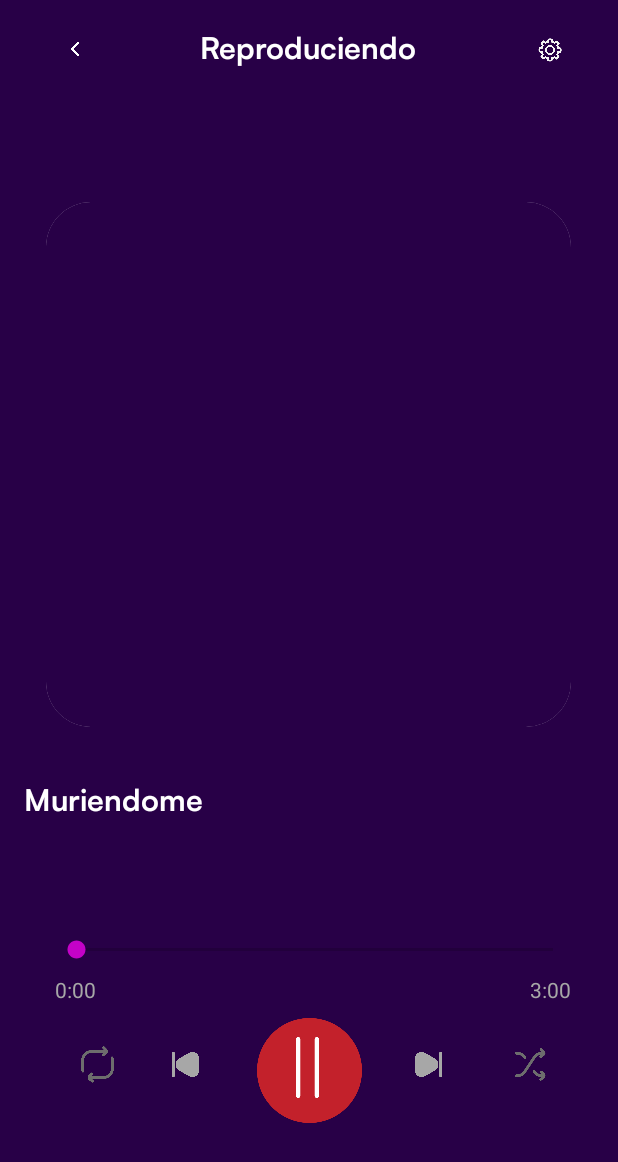
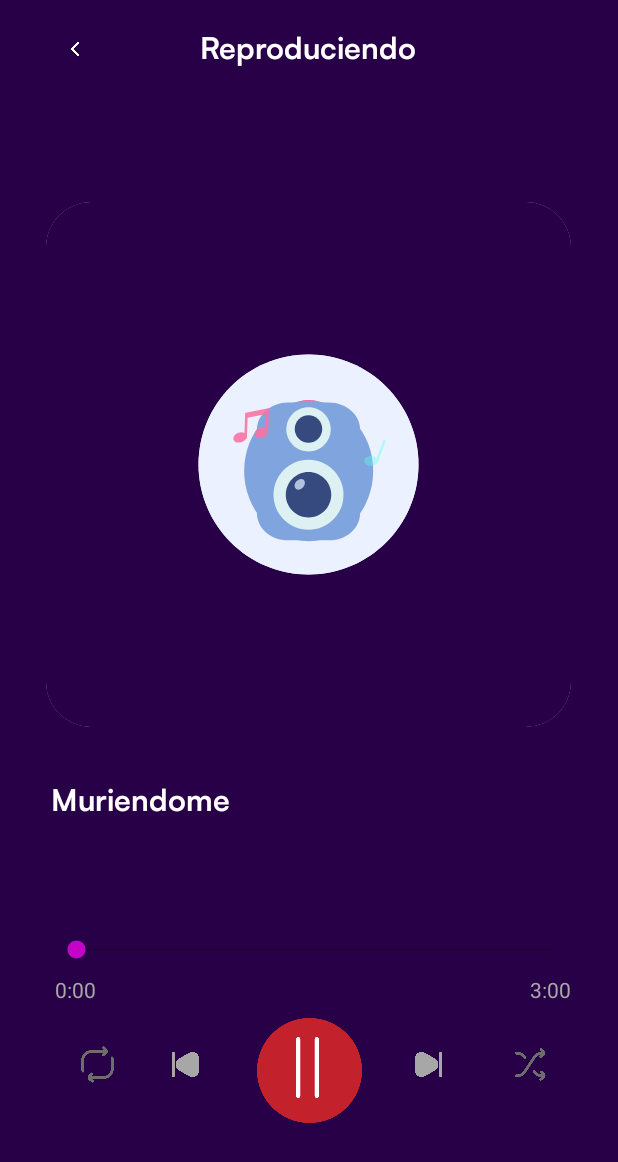
Before and after one commit to CHAVLOP/GSL-player, an Android app: the Reproductor screen opened directly, with no data from a screen before it, on a phone screen of 412 x 824 dp. Shown: the top 1162 px of the screen. Run offline under Robolectric (Android 15) with nearby library versions, the phone set to English and light mode, and no system bars.

Commit message:
diseños

```diff
--- a/app/src/main/java/com/example/gslplayer/Reproductor.java
+++ b/app/src/main/java/com/example/gslplayer/Reproductor.java
@@ -2,13 +2,40 @@ package com.example.gslplayer;
 
 import androidx.appcompat.app.AppCompatActivity;
 
+import android.content.Intent;
 import android.os.Bundle;
+import android.view.View;
+import android.widget.ImageView;
 
 public class Reproductor extends AppCompatActivity {
+    ImageView volver;
+    ImageView pause, repet;
 
     @Override
     protected void onCreate(Bundle savedInstanceState) {
         super.onCreate(savedInstanceState);
         setContentView(R.layout.activity_reproductor);
+        volver = findViewById(R.id.volver);
+        pause = findViewById(R.id.pause);
+        repet = findViewById(R.id.repet);
+        volver.setOnClickListener(new View.OnClickListener() {
+            @Override
+            public void onClick(View view) {
+                startActivity(new Intent(Reproductor.this,Menus.class));
+            }
+        });
+
+        pause.setOnClickListener(new View.OnClickListener() {
+            @Override
+            public void onClick(View view) {
+                pause.setImageResource(R.drawable.ic_play);
+            }
+        });
+        repet.setOnClickListener(new View.OnClickListener() {
+            @Override
+            public void onClick(View view) {
+                repet.setImageResource(R.drawable.ic_repetir1);
+            }
+        });
     }
 }
--- /dev/null
+++ b/app/src/main/res/drawable/ic_play.xml
@@ -0,0 +1,5 @@
+<vector android:height="24dp" android:tint="#000000"
+    android:viewportHeight="24" android:viewportWidth="24"
+    android:width="24dp" xmlns:android="http://schemas.android.com/apk/res/android">
+    <path android:fillColor="@android:color/white" android:pathData="M10,16.5l6,-4.5 -6,-4.5v9zM12,2C6.48,2 2,6.48 2,12s4.48,10 10,10 10,-4.48 10,-10S17.52,2 12,2zM12,20c-4.41,0 -8,-3.59 -8,-8s3.59,-8 8,-8 8,3.59 8,8 -3.59,8 -8,8z"/>
+</vector>
--- /dev/null
+++ b/app/src/main/res/drawable/ic_repetir1.xml
@@ -0,0 +1,5 @@
+<vector android:height="24dp" android:tint="#000000"
+    android:viewportHeight="24" android:viewportWidth="24"
+    android:width="24dp" xmlns:android="http://schemas.android.com/apk/res/android">
+    <path android:fillColor="@android:color/white" android:pathData="M7,7h10v3l4,-4 -4,-4v3L5,5v6h2L7,7zM17,17L7,17v-3l-4,4 4,4v-3h12v-6h-2v4zM13,15L13,9h-1l-2,1v1h1.5v4L13,15z"/>
+</vector>
--- a/app/src/main/res/layout/activity_menus.xml
+++ b/app/src/main/res/layout/activity_menus.xml
@@ -68,14 +68,13 @@
 
     <ListView
         android:id="@+id/lista"
-        android:layout_width="380dp"
-        android:layout_height="466dp"
+        android:layout_width="376dp"
+        android:layout_height="608dp"
         app:layout_constraintBottom_toBottomOf="parent"
         app:layout_constraintEnd_toEndOf="parent"
-        app:layout_constraintHorizontal_bias="0.483"
         app:layout_constraintStart_toStartOf="parent"
         app:layout_constraintTop_toTopOf="parent"
-        app:layout_constraintVertical_bias="0.633" />
+        app:layout_constraintVertical_bias="0.938" />
 
 
 </androidx.constraintlayout.widget.ConstraintLayout>
--- a/app/src/main/res/layout/activity_reproductor.xml
+++ b/app/src/main/res/layout/activity_reproductor.xml
@@ -9,19 +9,7 @@
     tools:context=".Reproductor">
 
     <ImageView
-        android:id="@+id/imageView34"
-        android:layout_width="20dp"
-        android:layout_height="20dp"
-        app:layout_constraintBottom_toBottomOf="parent"
-        app:layout_constraintEnd_toEndOf="parent"
-        app:layout_constraintHorizontal_bias="0.91"
-        app:layout_constraintStart_toStartOf="parent"
-        app:layout_constraintTop_toTopOf="parent"
-        app:layout_constraintVertical_bias="0.029"
-        app:srcCompat="@drawable/settings" />
-
-    <ImageView
-        android:id="@+id/imageView33"
+        android:id="@+id/volver"
         android:layout_width="20dp"
         android:layout_height="20dp"
         app:layout_constraintBottom_toBottomOf="parent"
@@ -57,7 +45,7 @@
             app:layout_constraintVertical_bias="0.028"
             app:lottie_autoPlay="true"
             app:lottie_cacheComposition="true"
-            app:lottie_fileName="players.json"
+            app:lottie_fileName="bocinas.json"
             app:lottie_imageAssetsFolder="assets"
             app:lottie_loop="true" />
 
@@ -92,7 +80,7 @@
         android:textSize="20sp"
         app:layout_constraintBottom_toBottomOf="parent"
         app:layout_constraintEnd_toEndOf="parent"
-        app:layout_constraintHorizontal_bias="0.054"
+        app:layout_constraintHorizontal_bias="0.116"
         app:layout_constraintStart_toStartOf="parent"
         app:layout_constraintTop_toTopOf="parent"
         app:layout_constraintVertical_bias="0.651" />
@@ -158,7 +146,7 @@
         app:srcCompat="@drawable/elipse" />
 
     <ImageView
-        android:id="@+id/imageView31"
+        android:id="@+id/pause"
         android:layout_width="50dp"
         android:layout_height="50dp"
         app:layout_constraintBottom_toBottomOf="parent"
@@ -170,7 +158,7 @@
         app:srcCompat="@drawable/pause" />
 
     <ImageView
-        android:id="@+id/imageView32"
+        android:id="@+id/repet"
         android:layout_width="30dp"
         android:layout_height="30dp"
         app:layout_constraintBottom_toBottomOf="parent"
```
Also changed, not shown: app/src/main/assets/bocinas.json (added, +1 -0 lines).
